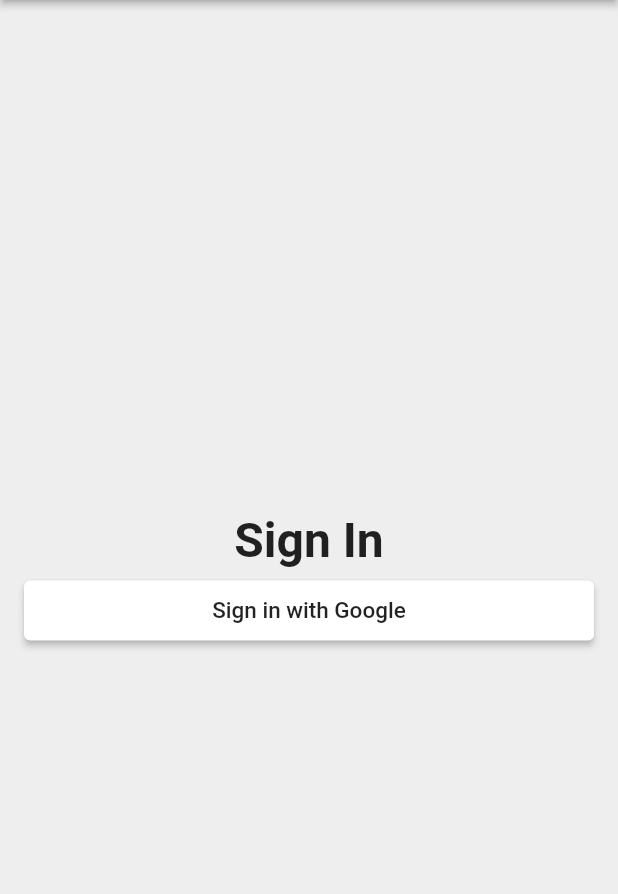
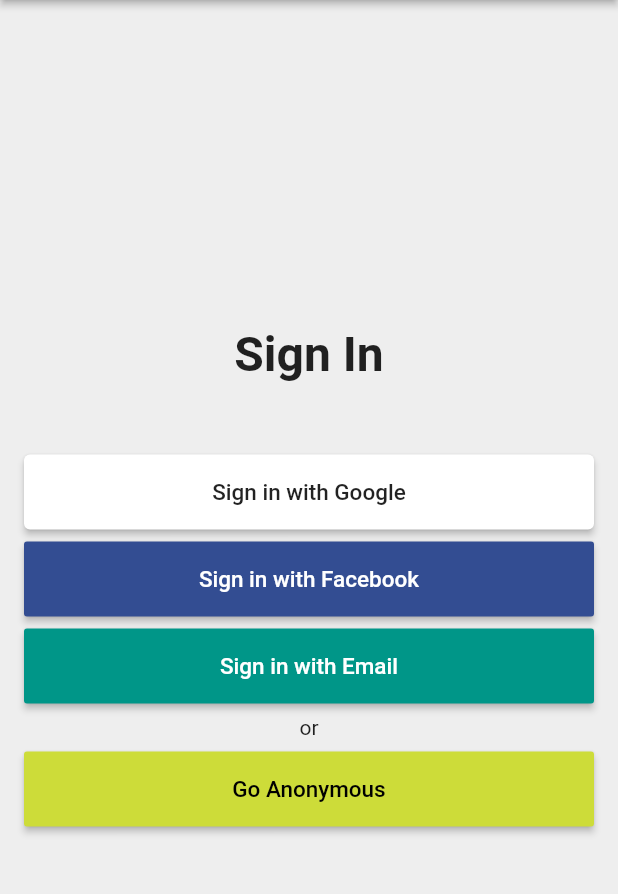
Before and after one commit to thomas-e-cowern/super-octo-garbanzo, a Flutter app: the screen it shows after launch, on a phone screen of 412 x 824 dp, the part 84-978 px from its top. Run offline on Flutter 3.47's test engine with Material 2 defaults, Android fonts, the phone set to English and light mode, and no system bars.

Commit message:
add all login buttons to sign in page

```diff
--- a/lib/App/sign_in/sign_in_button.dart
+++ b/lib/App/sign_in/sign_in_button.dart
@@ -18,7 +18,7 @@ class SignInButton extends CustomElevatedButton {
       ),
     ),
     color: color,
-    height: 40.0,
+    height: 50.0,
     onPressed: onPressed
   );
 }
--- a/lib/App/sign_in/sign_in_page.dart
+++ b/lib/App/sign_in/sign_in_page.dart
@@ -1,9 +1,9 @@
 import 'package:flutter/material.dart';
 import 'package:time_tracker_flutter_course/App/sign_in/sign_in_button.dart';
 
-import '../custom_widgets/custom_elevated_button.dart';
+class SignInPage extends StatelessWidget {
+  const SignInPage({super.key});
 
-class SignInPage extends StatelessWidget {
   @override
   Widget build(BuildContext context) {
     return Scaffold(
@@ -29,7 +29,7 @@ class SignInPage extends StatelessWidget {
             style: TextStyle(fontSize: 32.0, fontWeight: FontWeight.w600),
           ),
           const SizedBox(
-            height: 8,
+            height: 48,
           ),
           SignInButton(
             color: Colors.white,
@@ -37,13 +37,37 @@ class SignInPage extends StatelessWidget {
             onPressed: () {},
             text: 'Sign in with Google',
             textColor: Colors.black87,
-          )
+          ),
+          const SizedBox(
+            height: 8.0,
+          ),
+          SignInButton(
+              text: 'Sign in with Facebook',
+              color: const Color(0xFF334D92),
+              textColor: Colors.white,
+              onPressed: () {}),
+          SizedBox(
+            height: 8.0,
+          ),
+          SignInButton(
+              text: 'Sign in with Email',
+              color: Colors.teal,
+              textColor: Colors.white,
+              onPressed: () {}),
+          SizedBox(
+            height: 8.0,
+          ),
+          Text(
+            'or',
+            style: TextStyle(fontSize: 14.0, color: Colors.black87),
+            textAlign: TextAlign.center,
+          ),
+          SizedBox(
+            height: 8.0,
+          ),
+          SignInButton(text: 'Go Anonymous', color: Colors.lime, textColor: Colors.black, onPressed: () {})
         ],
       ),
     );
   }
-
-  void _signInWithGoogle() {
-    // TODO: Auth with Google
-  }
 }
```
